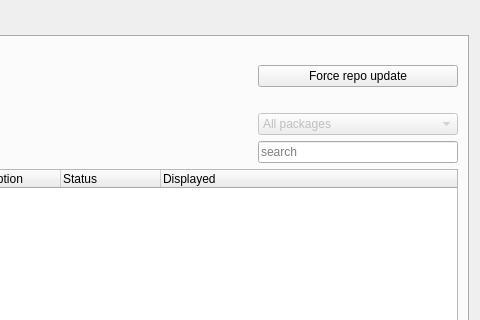
First picture: the form in mainwindow.ui, repository AdrianTM/mx-package-manager, before the edit; both pictures show x 462 to 942 and y 0 to 320 of the 942 by 528 pixel window.
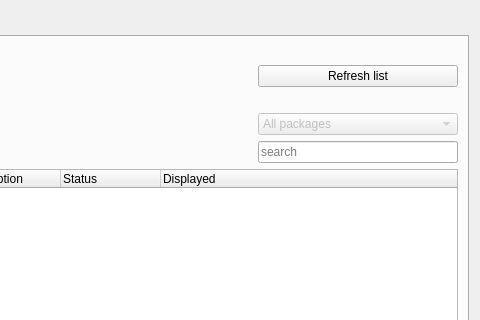
Second picture: the form after the edit. Icons and pictures are not drawn.

What changed in the file:
```diff
--- a/mainwindow.ui
+++ b/mainwindow.ui
@@ -310,7 +310,7 @@
           </size>
          </property>
          <property name="text">
-          <string>Force repo update</string>
+          <string>Refresh list</string>
          </property>
         </widget>
        </item>
```
